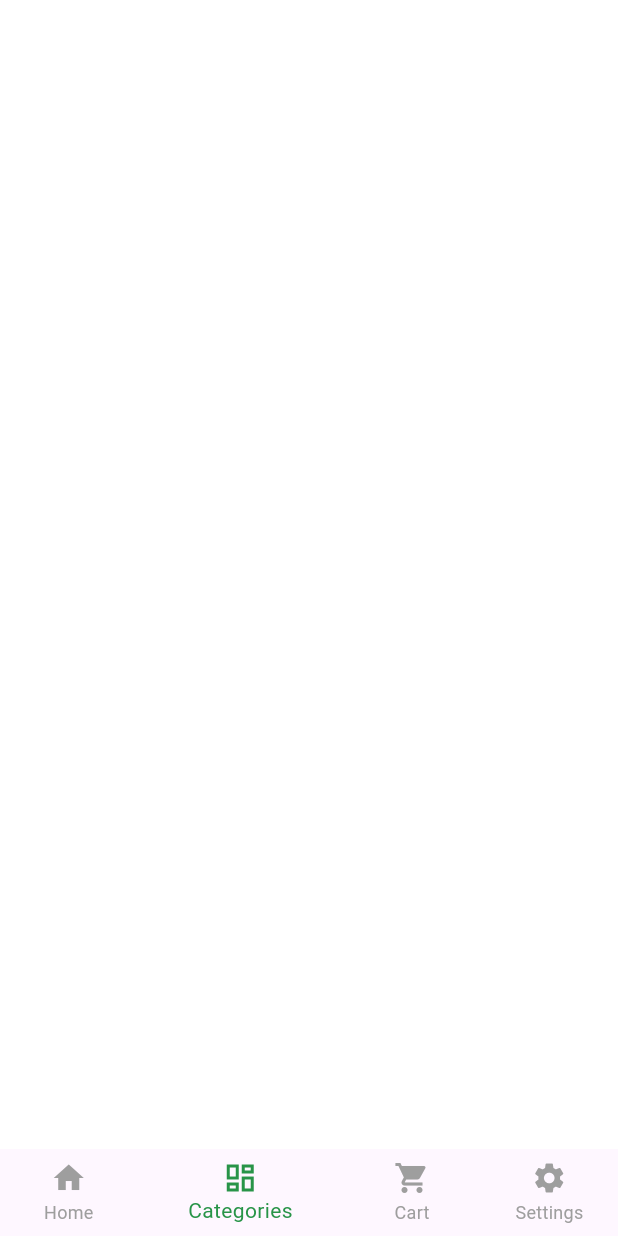
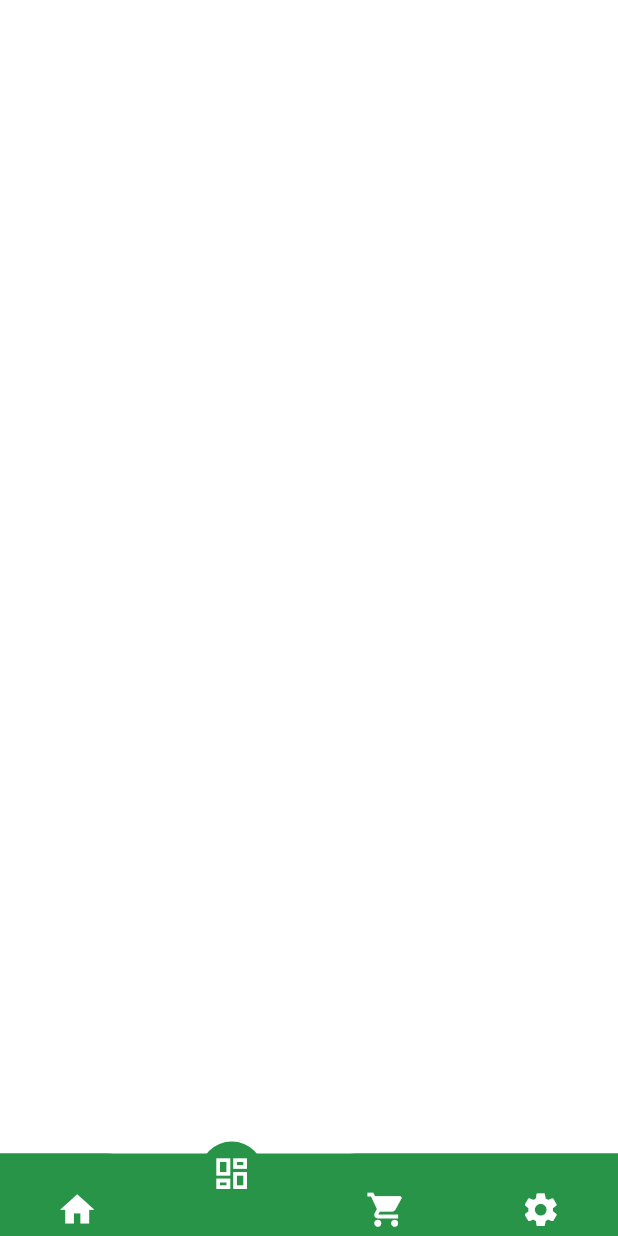
Before and after one commit to Yasmeen-aboeleneen/E_Commerce_App, a Flutter app: the HomeScreen screen opened directly, item 2 of the bottom bar chosen, on a phone screen of 412 x 824 dp. Run offline on Flutter 3.47's test engine with Material 3 defaults, Android fonts, the phone set to English and light mode, and no system bars; drawn by our look-alikes of curved_navigation_bar; our stand-ins replace flutter_otp_text_field, get, google_fonts.

```diff
--- a/lib/Core/Constants/colors.dart
+++ b/lib/Core/Constants/colors.dart
@@ -7,7 +7,7 @@ const kSecondary = Color.fromARGB(255, 252, 195, 238);
 const kSecondaryLight = Color.fromARGB(255, 248, 230, 192);
 const kTertiary = Color.fromARGB(255, 145, 204, 228);
 const kGrey = Color.fromARGB(255, 139, 139, 153);
-const kGreyLight = Color.fromARGB(255, 175, 131, 149);
+const kGreyLight = Color.fromARGB(255, 198, 190, 193);
 const kLightWhite = Color(0xffFAFAFC);
 const kDark = Color(0xff000000);
 const kRed = Color.fromARGB(255, 202, 141, 155);
--- a/lib/Views/Cart/cart_screen.dart
+++ b/lib/Views/Cart/cart_screen.dart
@@ -1,3 +1,4 @@
+ import 'package:ecommerce/Core/Constants/colors.dart';
 import 'package:flutter/material.dart';
 
 class CartScreen extends StatelessWidget {
@@ -5,6 +6,8 @@ class CartScreen extends StatelessWidget {
 
   @override
   Widget build(BuildContext context) {
-    return const Scaffold();
+    return  Container(
+      color: kPrimary,
+    );
   }
 }
--- a/lib/Views/Category/categories_screen.dart
+++ b/lib/Views/Category/categories_screen.dart
@@ -1,10 +1,10 @@
-import 'package:flutter/material.dart';
+ import 'package:flutter/material.dart';
 
 class CategoriesScreen extends StatelessWidget {
   const CategoriesScreen({super.key});
 
   @override
   Widget build(BuildContext context) {
-    return const Scaffold();
+    return Container();
   }
 }
--- a/lib/Views/Home/home_screen.dart
+++ b/lib/Views/Home/home_screen.dart
@@ -1,3 +1,4 @@
+import 'package:curved_navigation_bar/curved_navigation_bar.dart';
 import 'package:ecommerce/Core/Constants/colors.dart';
 import 'package:ecommerce/Views/Cart/cart_screen.dart';
 import 'package:ecommerce/Views/Category/categories_screen.dart';
@@ -19,47 +20,31 @@ class _HomeScreenState extends State<HomeScreen> {
     HomeScreenBody(),
     CategoriesScreen(),
     CartScreen(),
-    SettingsScreen(),
+    SettingsScreen()
   ];
-
-  void _onItemTapped(int index) {
-    setState(() {
-      _selectedIndex = index;
-    });
-  }
 
   @override
   Widget build(BuildContext context) {
     return Scaffold(
+      backgroundColor: kveryWhite,
       body: _pages[_selectedIndex],
-      bottomNavigationBar: BottomNavigationBar(
-        showSelectedLabels: true,
-        showUnselectedLabels: true,
-        backgroundColor: kveryWhite,
-        elevation: 0,
-        items: const <BottomNavigationBarItem>[
-          BottomNavigationBarItem(
-            icon: Icon(Icons.home),
-            label: 'Home',
-          ),
-          BottomNavigationBarItem(
-            icon: Icon(Icons.dashboard_outlined),
-            label: 'Categories',
-          ),
-          BottomNavigationBarItem(
-            icon: Icon(Icons.shopping_cart),
-            label: 'Cart',
-          ),
-          BottomNavigationBarItem(
-            icon: Icon(Icons.settings),
-            label: 'Settings',
-          ),
+      bottomNavigationBar: CurvedNavigationBar(
+        backgroundColor: kPrimary,
+        color: kPrimary,
+        buttonBackgroundColor: kPrimary,
+        height: 55.0,
+        items: const <Widget>[
+          Icon(Icons.home, size: 27, color: kveryWhite),
+          Icon(Icons.dashboard_outlined, size: 27, color: kveryWhite),
+          Icon(Icons.shopping_cart, size: 27, color: kveryWhite),
+          Icon(Icons.settings, size: 27, color: kveryWhite),
         ],
-        currentIndex: _selectedIndex,
-        selectedItemColor: kPrimary,
-        unselectedItemColor:
-            Colors.grey, // Optional: Customize unselected item color
-        onTap: _onItemTapped,
+        index: _selectedIndex,
+        onTap: (index) {
+          setState(() {
+            _selectedIndex = index;
+          });
+        },
       ),
     );
   }
--- a/lib/Views/Home/home_screen_body.dart
+++ b/lib/Views/Home/home_screen_body.dart
@@ -1,10 +1,10 @@
-import 'package:flutter/material.dart';
+ import 'package:flutter/material.dart';
 
 class HomeScreenBody extends StatelessWidget {
   const HomeScreenBody({super.key});
 
   @override
   Widget build(BuildContext context) {
-    return const Scaffold();
+    return Column();
   }
 }
--- a/lib/Views/Settings/settings_screen.dart
+++ b/lib/Views/Settings/settings_screen.dart
@@ -5,6 +5,6 @@ class SettingsScreen extends StatelessWidget {
 
   @override
   Widget build(BuildContext context) {
-    return const Scaffold();
+    return Container();
   }
 }
--- a/pubspec.yaml
+++ b/pubspec.yaml
@@ -29,6 +29,7 @@ environment:
 # versions available, run `flutter pub outdated`.
 dependencies:
   cupertino_icons: ^1.0.6
+  curved_navigation_bar: ^1.0.6
   flutter:
     sdk: flutter
   flutter_otp_text_field: ^1.1.3+2
```
Also changed, not shown: pubspec.lock.
